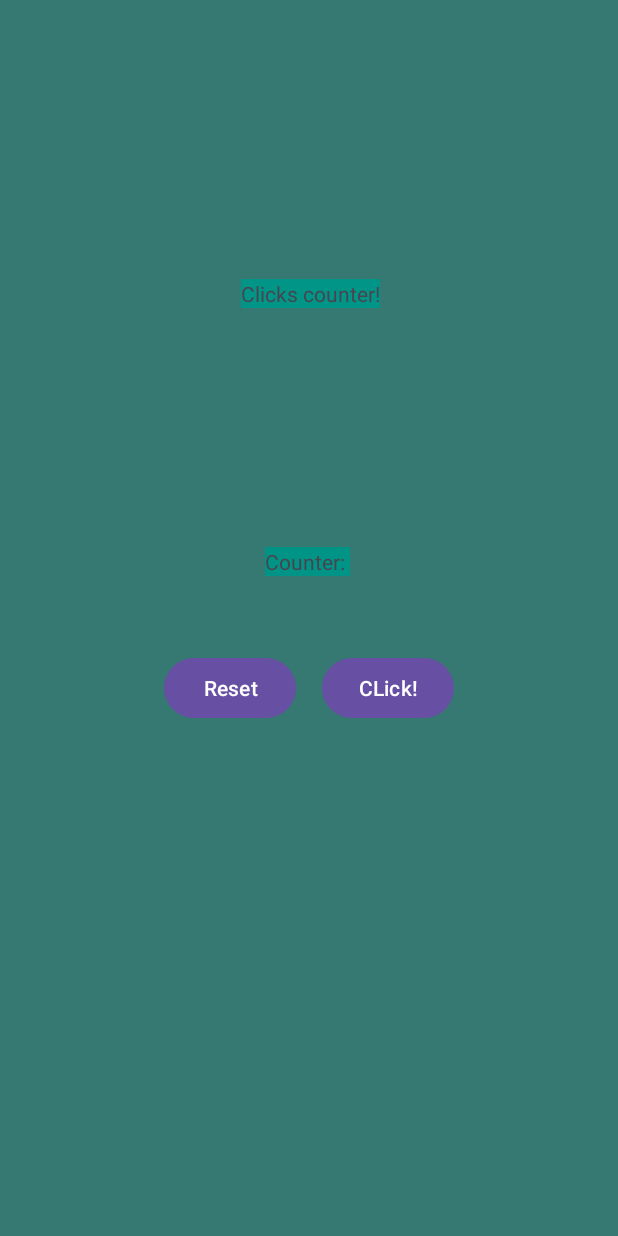
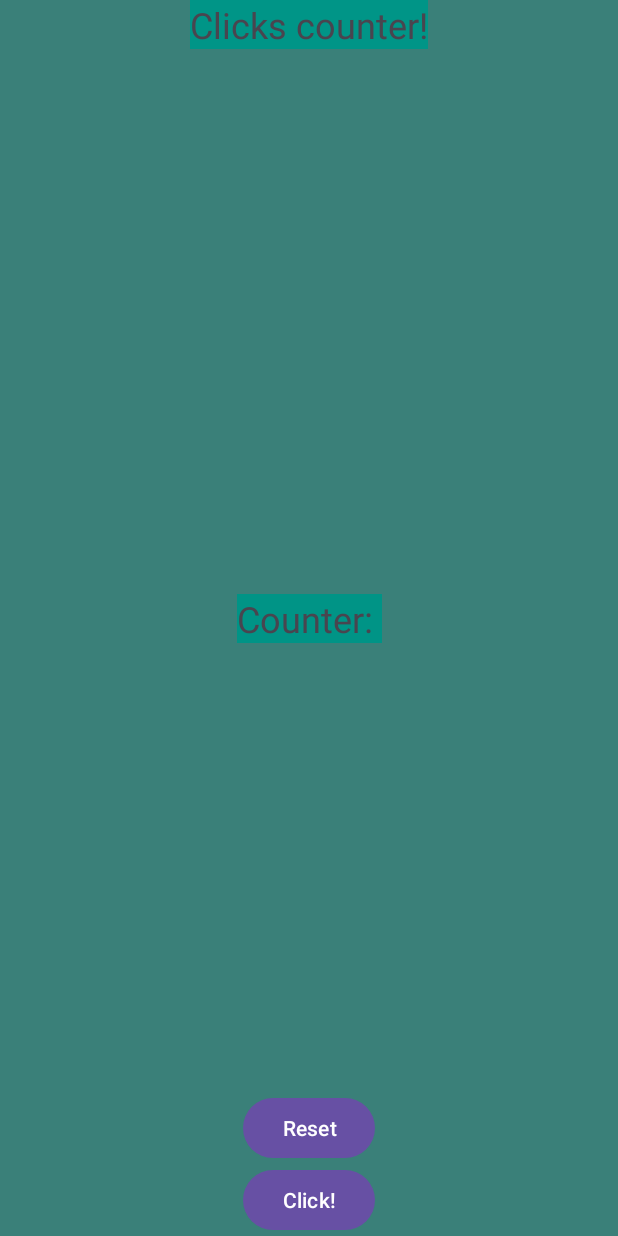
Before and after one commit to StasBd/Clicker-Counter-App, an Android app: the screen it shows after launch (MainActivity), on a phone screen of 412 x 824 dp. Run offline under Robolectric (Android 15) with nearby library versions, the phone set to English and light mode, and no system bars.

```diff
--- a/app/src/main/AndroidManifest.xml
+++ b/app/src/main/AndroidManifest.xml
@@ -12,6 +12,7 @@
         android:supportsRtl="true"
         android:theme="@style/Theme.MyApplication"
         tools:targetApi="31">
+
         <activity
             android:name=".MainActivity"
             android:exported="true">
@@ -22,5 +23,4 @@
             </intent-filter>
         </activity>
     </application>
-
 </manifest>
--- a/app/src/main/res/layout/activity_main.xml
+++ b/app/src/main/res/layout/activity_main.xml
@@ -1,12 +1,11 @@
- <?xml version="1.0" encoding="utf-8"?>
+<?xml version="1.0" encoding="utf-8"?>
 <androidx.constraintlayout.widget.ConstraintLayout xmlns:android="http://schemas.android.com/apk/res/android"
     xmlns:app="http://schemas.android.com/apk/res-auto"
     xmlns:tools="http://schemas.android.com/tools"
     android:layout_width="match_parent"
     android:layout_height="match_parent"
-    android:background="#367872"
+    android:background="#3A8079"
     tools:context=".MainActivity">
-
 
     <TextView
         android:id="@+id/countertxt"
@@ -14,12 +13,11 @@
         android:layout_height="wrap_content"
         android:background="#009486"
         android:text="Counter: "
+        android:textSize="24sp"
         app:layout_constraintBottom_toBottomOf="parent"
         app:layout_constraintEnd_toEndOf="parent"
-        app:layout_constraintHorizontal_bias="0.498"
         app:layout_constraintStart_toStartOf="parent"
-        app:layout_constraintTop_toTopOf="parent"
-        app:layout_constraintVertical_bias="0.453" />
+        app:layout_constraintTop_toTopOf="parent" />
 
     <TextView
         android:id="@+id/textView2"
@@ -27,36 +25,28 @@
         android:layout_height="wrap_content"
         android:background="#009587"
         android:text="Clicks counter!"
-        app:layout_constraintBottom_toBottomOf="parent"
+        android:textSize="24sp"
         app:layout_constraintEnd_toEndOf="parent"
-        app:layout_constraintHorizontal_bias="0.503"
         app:layout_constraintStart_toStartOf="parent"
-        app:layout_constraintTop_toTopOf="parent"
-        app:layout_constraintVertical_bias="0.231" />
+        app:layout_constraintTop_toTopOf="parent" />
 
     <Button
         android:id="@+id/ResetButton"
         android:layout_width="wrap_content"
         android:layout_height="wrap_content"
         android:text="Reset"
-        app:layout_constraintBottom_toBottomOf="parent"
-        app:layout_constraintEnd_toEndOf="parent"
-        app:layout_constraintHorizontal_bias="0.337"
-        app:layout_constraintStart_toStartOf="parent"
-        app:layout_constraintTop_toTopOf="parent"
-        app:layout_constraintVertical_bias="0.56" />
+        android:textColor="#FFFFFF"
+    app:layout_constraintBottom_toTopOf="@+id/button"
+    app:layout_constraintEnd_toEndOf="parent"
+    app:layout_constraintStart_toStartOf="parent" />
 
     <Button
         android:id="@+id/button"
         android:layout_width="wrap_content"
         android:layout_height="wrap_content"
-        android:text="CLick!"
-        app:layout_constraintBottom_toBottomOf="parent"
-        app:layout_constraintEnd_toEndOf="parent"
-        app:layout_constraintHorizontal_bias="0.662"
-        app:layout_constraintStart_toStartOf="parent"
-        app:layout_constraintTop_toTopOf="parent"
-        app:layout_constraintVertical_bias="0.56" />
-
-
+        android:text="Click!"
+        android:textColor="#FFFFFF"
+    app:layout_constraintBottom_toBottomOf="parent"
+    app:layout_constraintEnd_toEndOf="parent"
+    app:layout_constraintStart_toStartOf="parent" />
 </androidx.constraintlayout.widget.ConstraintLayout>
```
Also changed, not shown: app/src/main/java/com/example/myapplication/MainActivity.kt (+11 -29 lines).
